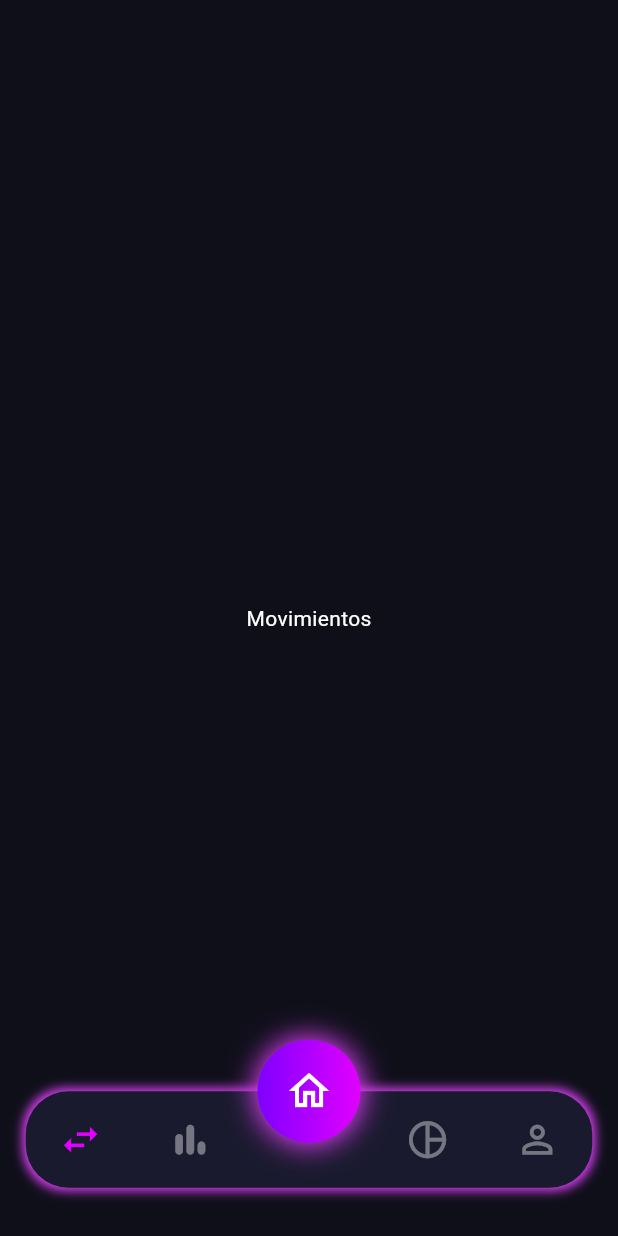
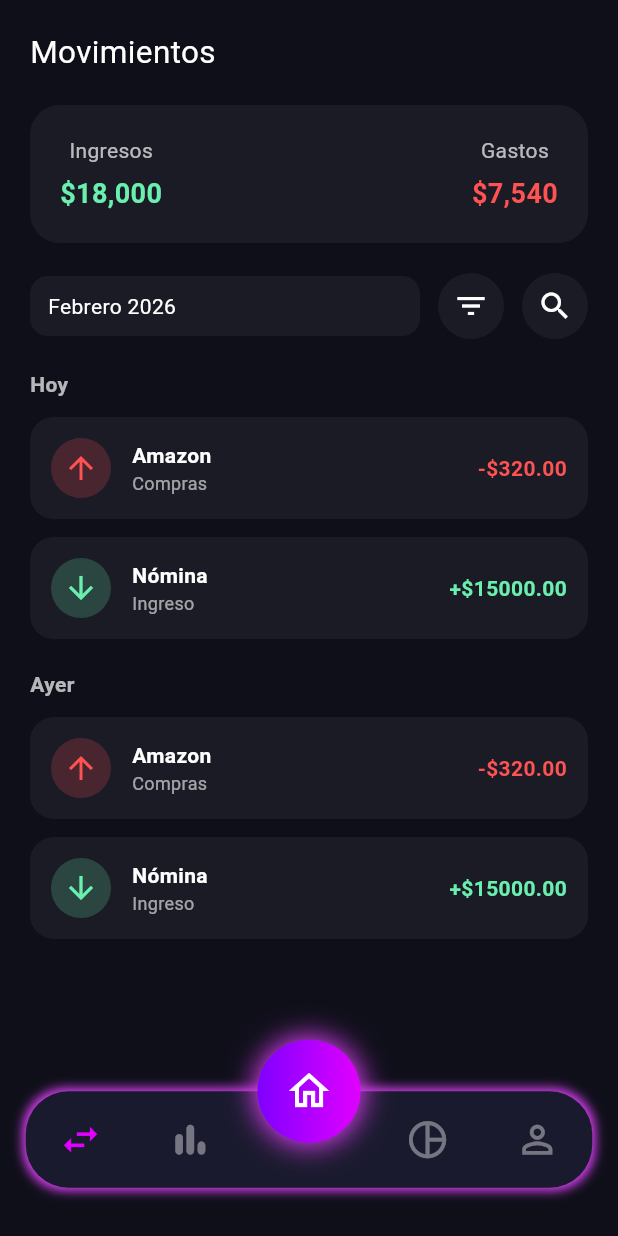
Before and after one commit to AlfonsoDiaz09/dynora_finance, a Flutter app: the screen it shows after launch, after a tap on the "swap horiz" icon, on a phone screen of 412 x 824 dp. Run offline on Flutter 3.47's test engine with Material 3 defaults, Android fonts, the phone set to English and light mode, and no system bars; our stand-ins replace flutter_bloc, flutter_screenutil, flutter_svg, get_it, go_router, logger.

Commit message:
feat: Movements page progress

```diff
--- a/lib/ui/pages/movements/movements_page.dart
+++ b/lib/ui/pages/movements/movements_page.dart
@@ -1,10 +1,53 @@
 import 'package:flutter/material.dart';
+import 'widgets/transactions_summary_card.dart';
+import 'widgets/transaction_filter_bar.dart';
+import 'widgets/transaction_group.dart';
 
 class MovementsPage extends StatelessWidget {
   const MovementsPage({super.key});
 
   @override
   Widget build(BuildContext context) {
-    return const Center(child: Text("Movimientos", style: TextStyle(color: Colors.white)));
+    return Scaffold(
+      backgroundColor: const Color(0xff0F0F1A),
+      body: SafeArea(
+        child: Column(
+          children: [
+            Container(
+              alignment: Alignment.centerLeft,
+              padding: EdgeInsets.only(left: 20, right: 20, top: 20),
+              child: Text(
+                "Movimientos",
+                style: TextStyle(color: Colors.white, fontSize: 21),
+              ),
+            ),
+
+            /// Resumen mensual
+            Padding(padding: EdgeInsets.all(20), child: TransactionsSummaryCard()),
+
+            /// Filtros
+            Padding(
+              padding: EdgeInsets.symmetric(horizontal: 20),
+              child: TransactionFilterBar(),
+            ),
+
+            SizedBox(height: 20),
+
+            /// Lista
+            Expanded(
+              child: ListView(
+                padding: EdgeInsets.symmetric(horizontal: 20),
+                children: [
+                  TransactionGroup(date: "Hoy"),
+                  SizedBox(height: 20),
+                  TransactionGroup(date: "Ayer"),
+                  SizedBox(height: 50),
+                ],
+              ),
+            ),
+          ],
+        ),
+      ),
+    );
   }
 }
--- /dev/null
+++ b/lib/ui/pages/movements/widgets/transaction_filter_bar.dart
@@ -0,0 +1,52 @@
+import 'package:flutter/material.dart';
+
+class TransactionFilterBar extends StatelessWidget {
+  const TransactionFilterBar({super.key});
+
+  @override
+  Widget build(BuildContext context) {
+    return Row(
+      children: [
+
+        /// Selector de mes
+        Expanded(
+          child: Container(
+            padding: const EdgeInsets.symmetric(horizontal: 12, vertical: 10),
+            decoration: BoxDecoration(
+              borderRadius: BorderRadius.circular(12),
+              color: Colors.white.withOpacity(0.05),
+            ),
+            child: const Text(
+              "Febrero 2026",
+              style: TextStyle(color: Colors.white),
+            ),
+          ),
+        ),
+
+        const SizedBox(width: 12),
+
+        /// Filtro tipo
+        Container(
+          padding: const EdgeInsets.all(10),
+          decoration: BoxDecoration(
+            shape: BoxShape.circle,
+            color: Colors.white.withOpacity(0.05),
+          ),
+          child: const Icon(Icons.filter_list, color: Colors.white),
+        ),
+
+        const SizedBox(width: 12),
+
+        /// Buscar
+        Container(
+          padding: const EdgeInsets.all(10),
+          decoration: BoxDecoration(
+            shape: BoxShape.circle,
+            color: Colors.white.withOpacity(0.05),
+          ),
+          child: const Icon(Icons.search, color: Colors.white),
+        ),
+      ],
+    );
+  }
+}
--- /dev/null
+++ b/lib/ui/pages/movements/widgets/transaction_group.dart
@@ -0,0 +1,46 @@
+import 'package:flutter/material.dart';
+import 'transaction_item.dart';
+
+class TransactionGroup extends StatelessWidget {
+  final String date;
+
+  const TransactionGroup({
+    super.key,
+    required this.date,
+  });
+
+  @override
+  Widget build(BuildContext context) {
+    return Column(
+      crossAxisAlignment: CrossAxisAlignment.start,
+      children: [
+
+        Text(
+          date,
+          style: const TextStyle(
+            color: Colors.white70,
+            fontWeight: FontWeight.bold,
+          ),
+        ),
+
+        const SizedBox(height: 12),
+
+        const TransactionItem(
+          title: "Amazon",
+          category: "Compras",
+          amount: 320,
+          isExpense: true,
+        ),
+
+        const SizedBox(height: 12),
+
+        const TransactionItem(
+          title: "Nómina",
+          category: "Ingreso",
+          amount: 15000,
+          isExpense: false,
+        ),
+      ],
+    );
+  }
+}
--- /dev/null
+++ b/lib/ui/pages/movements/widgets/transaction_item.dart
@@ -0,0 +1,70 @@
+import 'package:flutter/material.dart';
+
+class TransactionItem extends StatelessWidget {
+  final String title;
+  final String category;
+  final double amount;
+  final bool isExpense;
+
+  const TransactionItem({
+    super.key,
+    required this.title,
+    required this.category,
+    required this.amount,
+    required this.isExpense,
+  });
+
+  @override
+  Widget build(BuildContext context) {
+    final color = isExpense ? Colors.redAccent : Colors.greenAccent;
+    final prefix = isExpense ? "-" : "+";
+
+    return Container(
+      padding: const EdgeInsets.all(14),
+      decoration: BoxDecoration(
+        borderRadius: BorderRadius.circular(16),
+        color: Colors.white.withOpacity(0.05),
+      ),
+      child: Row(
+        children: [
+          CircleAvatar(
+            backgroundColor: color.withOpacity(0.2),
+            child: Icon(
+              isExpense ? Icons.arrow_upward : Icons.arrow_downward,
+              color: color,
+            ),
+          ),
+          const SizedBox(width: 14),
+          Expanded(
+            child: Column(
+              crossAxisAlignment: CrossAxisAlignment.start,
+              children: [
+                Text(
+                  title,
+                  style: const TextStyle(
+                    color: Colors.white,
+                    fontWeight: FontWeight.w600,
+                  ),
+                ),
+                Text(
+                  category,
+                  style: TextStyle(
+                    color: Colors.white.withOpacity(0.6),
+                    fontSize: 12,
+                  ),
+                ),
+              ],
+            ),
+          ),
+          Text(
+            "$prefix\$${amount.toStringAsFixed(2)}",
+            style: TextStyle(
+              color: color,
+              fontWeight: FontWeight.bold,
+            ),
+          ),
+        ],
+      ),
+    );
+  }
+}
--- /dev/null
+++ b/lib/ui/pages/movements/widgets/transactions_summary_card.dart
@@ -0,0 +1,61 @@
+import 'package:flutter/material.dart';
+
+class TransactionsSummaryCard extends StatelessWidget {
+  const TransactionsSummaryCard({super.key});
+
+  @override
+  Widget build(BuildContext context) {
+    return Container(
+      padding: const EdgeInsets.all(20),
+      decoration: BoxDecoration(
+        borderRadius: BorderRadius.circular(20),
+        color: Colors.white.withOpacity(0.05),
+      ),
+      child: Row(
+        mainAxisAlignment: MainAxisAlignment.spaceBetween,
+        children: const [
+          _SummaryItem(
+            title: "Ingresos",
+            amount: "\$18,000",
+            color: Colors.greenAccent,
+          ),
+          _SummaryItem(
+            title: "Gastos",
+            amount: "\$7,540",
+            color: Colors.redAccent,
+          ),
+        ],
+      ),
+    );
+  }
+}
+
+class _SummaryItem extends StatelessWidget {
+  final String title;
+  final String amount;
+  final Color color;
+
+  const _SummaryItem({
+    required this.title,
+    required this.amount,
+    required this.color,
+  });
+
+  @override
+  Widget build(BuildContext context) {
+    return Column(
+      children: [
+        Text(title, style: const TextStyle(color: Colors.white70)),
+        const SizedBox(height: 6),
+        Text(
+          amount,
+          style: TextStyle(
+            color: color,
+            fontSize: 18,
+            fontWeight: FontWeight.bold,
+          ),
+        ),
+      ],
+    );
+  }
+}
--- a/lib/ui/router/router.dart
+++ b/lib/ui/router/router.dart
@@ -3,6 +3,7 @@ import 'package:dynora_finance/ui/pages/about/about_page.dart';
 import 'package:dynora_finance/ui/pages/auth/login/login_page.dart';
 import 'package:dynora_finance/ui/pages/auth/register/register_page.dart';
 import 'package:dynora_finance/ui/pages/main/main_page.dart';
+import 'package:dynora_finance/ui/pages/movements/movements_page.dart';
 import 'package:dynora_finance/ui/pages/splash/splash_page.dart';
 import 'package:dynora_finance/ui/widgets/main_layout.dart';
 import 'package:flutter/material.dart';
@@ -16,6 +17,7 @@ abstract class AppRoutes {
   static const register = '/register';
   static const about = '/about';
   static const main = '/main';
+  static const movements = '/movements';
 }
 
 abstract class LoaderIds {
@@ -55,6 +57,11 @@ GoRouter createRouter(NavigationBloc navigationBloc) {
             name: AppRoutes.main,
             builder: (_, __) => MainPage(),
           ),
+          GoRoute(
+            path: AppRoutes.movements,
+            name: AppRoutes.movements,
+            builder: (_, __) => MovementsPage(),
+          ),
         ]
       )
     ],
--- a/lib/ui/widgets/app_bar/custom_appbar.dart
+++ b/lib/ui/widgets/app_bar/custom_appbar.dart
@@ -11,6 +11,7 @@ final excludedRoutesAppbar = [
   AppRoutes.splash,
   AppRoutes.login,
   AppRoutes.register,
+  AppRoutes.movements,
 ];
 
 final includedRoutesAppbar = [];
```
